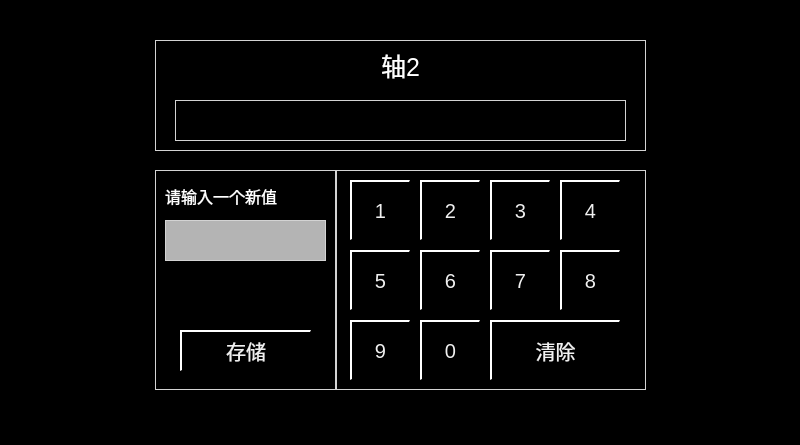
First picture: the form in datainputwheelpage.ui, repository mayue-crrc/Loco8, before the edit.
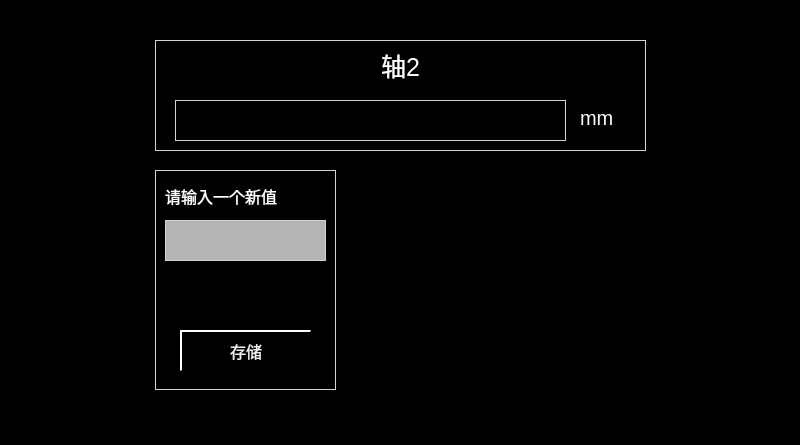
Second picture: the form after the edit.

What changed in the file:
```diff
--- a/datainputwheelpage.ui
+++ b/datainputwheelpage.ui
@@ -27,11 +27,20 @@
 
 QPushButton
 {
-	font:20px;
+	font:16px;
     color: rgb(240,240,240);
 	background-color: rgb(0, 0, 0);
 	border-top: 2px solid white;	
 	border-left: 2px solid white;
+}
+
+QPushButton::disabled
+{
+	font:16px;
+	color: rgb(147, 148, 148);
+	background-color: black;
+	border-bottom: 2px solid white;	
+	border-right: 2px solid white;
 }</string>
   </property>
   <widget class="QLabel" name="label1">
@@ -58,7 +67,7 @@
     <rect>
      <x>175</x>
      <y>100</y>
-     <width>451</width>
+     <width>391</width>
      <height>41</height>
     </rect>
    </property>
@@ -85,25 +94,6 @@
     <set>Qt::AlignHCenter|Qt::AlignTop</set>
    </property>
   </widget>
-  <widget class="QLabel" name="label2_2">
-   <property name="geometry">
-    <rect>
-     <x>336</x>
-     <y>170</y>
-     <width>310</width>
-     <height>220</height>
-    </rect>
-   </property>
-   <property name="styleSheet">
-    <string notr="true">font:25px;</string>
-   </property>
-   <property name="text">
-    <string/>
-   </property>
-   <property name="alignment">
-    <set>Qt::AlignHCenter|Qt::AlignTop</set>
-   </property>
-  </widget>
   <widget class="QLabel" name="label">
    <property name="geometry">
     <rect>
@@ -145,174 +135,40 @@
      <height>41</height>
     </rect>
    </property>
+   <property name="focusPolicy">
+    <enum>Qt::NoFocus</enum>
+   </property>
    <property name="styleSheet">
-    <string notr="true">font:20px;</string>
+    <string notr="true"/>
    </property>
    <property name="text">
     <string>存储</string>
    </property>
   </widget>
-  <widget class="QPushButton" name="btn1">
+  <widget class="QLabel" name="label_2">
    <property name="geometry">
     <rect>
-     <x>350</x>
-     <y>180</y>
-     <width>60</width>
-     <height>60</height>
+     <x>580</x>
+     <y>100</y>
+     <width>41</width>
+     <height>35</height>
     </rect>
    </property>
-   <property name="text">
-    <string>1</string>
+   <property name="styleSheet">
+    <string notr="true">border:0px;
+font:20px;</string>
    </property>
-  </widget>
-  <widget class="QPushButton" name="btn2">
-   <property name="geometry">
-    <rect>
-     <x>420</x>
-     <y>180</y>
-     <width>60</width>
-     <height>60</height>
-    </rect>
-   </property>
    <property name="text">
-    <string>2</string>
+    <string>mm</string>
    </property>
   </widget>
-  <widget class="QPushButton" name="btn3">
-   <property name="geometry">
-    <rect>
-     <x>490</x>
-     <y>180</y>
-     <width>60</width>
-     <height>60</height>
-    </rect>
-   </property>
-   <property name="text">
-    <string>3</string>
-   </property>
-  </widget>
-  <widget class="QPushButton" name="btn4">
-   <property name="geometry">
-    <rect>
-     <x>560</x>
-     <y>180</y>
-     <width>60</width>
-     <height>60</height>
-    </rect>
-   </property>
-   <property name="text">
-    <string>4</string>
-   </property>
-  </widget>
-  <widget class="QPushButton" name="btn5">
-   <property name="geometry">
-    <rect>
-     <x>350</x>
-     <y>250</y>
-     <width>60</width>
-     <height>60</height>
-    </rect>
-   </property>
-   <property name="text">
-    <string>5</string>
-   </property>
-  </widget>
-  <widget class="QPushButton" name="btn6">
-   <property name="geometry">
-    <rect>
-     <x>420</x>
-     <y>250</y>
-     <width>60</width>
-     <height>60</height>
-    </rect>
-   </property>
-   <property name="text">
-    <string>6</string>
-   </property>
-  </widget>
-  <widget class="QPushButton" name="btn8">
-   <property name="geometry">
-    <rect>
-     <x>560</x>
-     <y>250</y>
-     <width>60</width>
-     <height>60</height>
-    </rect>
-   </property>
-   <property name="text">
-    <string>8</string>
-   </property>
-  </widget>
-  <widget class="QPushButton" name="btn7">
-   <property name="geometry">
-    <rect>
-     <x>490</x>
-     <y>250</y>
-     <width>60</width>
-     <height>60</height>
-    </rect>
-   </property>
-   <property name="text">
-    <string>7</string>
-   </property>
-  </widget>
-  <widget class="QPushButton" name="btn9">
-   <property name="geometry">
-    <rect>
-     <x>350</x>
-     <y>320</y>
-     <width>60</width>
-     <height>60</height>
-    </rect>
-   </property>
-   <property name="text">
-    <string>9</string>
-   </property>
-  </widget>
-  <widget class="QPushButton" name="btn0">
-   <property name="geometry">
-    <rect>
-     <x>420</x>
-     <y>320</y>
-     <width>60</width>
-     <height>60</height>
-    </rect>
-   </property>
-   <property name="text">
-    <string>0</string>
-   </property>
-  </widget>
-  <widget class="QPushButton" name="btnClear">
-   <property name="geometry">
-    <rect>
-     <x>490</x>
-     <y>320</y>
-     <width>130</width>
-     <height>60</height>
-    </rect>
-   </property>
-   <property name="text">
-    <string>清除</string>
-   </property>
-  </widget>
-  <zorder>label2_2</zorder>
   <zorder>label2</zorder>
   <zorder>label1</zorder>
   <zorder>labelCurrentValue</zorder>
   <zorder>label</zorder>
   <zorder>labelInput</zorder>
   <zorder>btnStore</zorder>
-  <zorder>btn1</zorder>
-  <zorder>btn2</zorder>
-  <zorder>btn3</zorder>
-  <zorder>btn4</zorder>
-  <zorder>btn5</zorder>
-  <zorder>btn6</zorder>
-  <zorder>btn8</zorder>
-  <zorder>btn7</zorder>
-  <zorder>btn9</zorder>
-  <zorder>btn0</zorder>
-  <zorder>btnClear</zorder>
+  <zorder>label_2</zorder>
  </widget>
  <resources/>
  <connections/>
```
